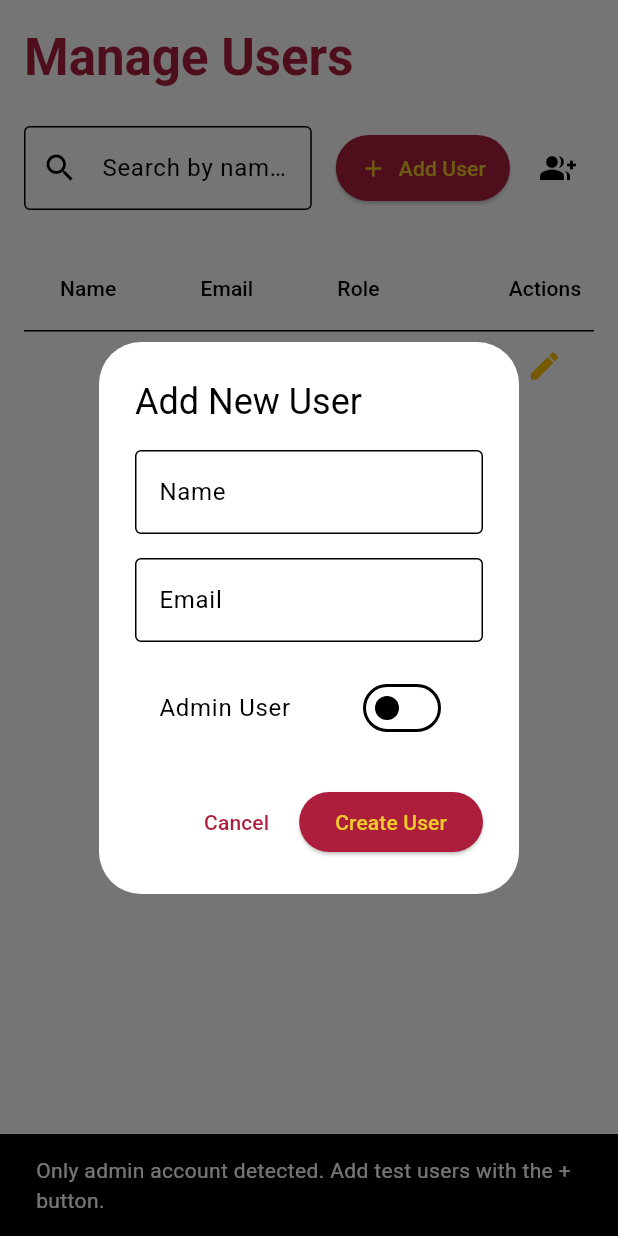
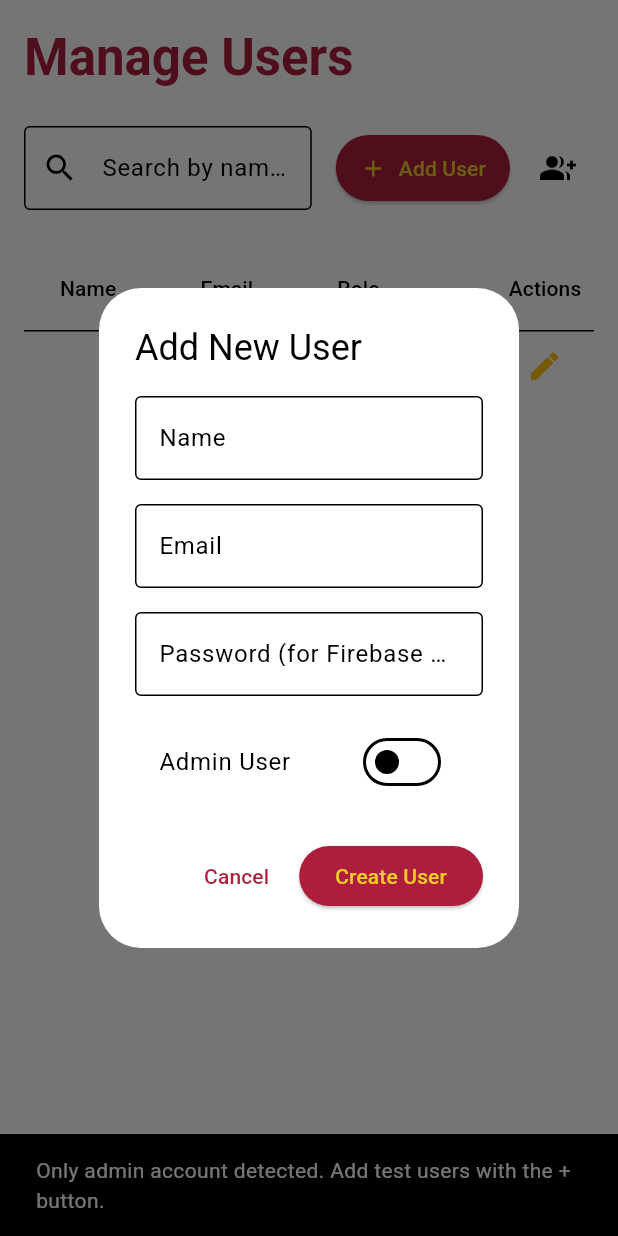
Before and after one commit to SarunasPersonal/Final_Project, a Flutter app: the UsersManagementScreen widget shown alone on an empty page, opened directly, after a tap on "Add User", on a phone screen of 412 x 824 dp. Run offline on Flutter 3.47's test engine with Material 3 defaults, Android fonts, the phone set to English and light mode, and no system bars; our stand-ins replace cloud_firestore, firebase_auth, firebase_core, fl_chart, shared_preferences; accounts and stored records are empty; network calls fail.

```diff
--- a/lib/admin/users_management_screen.dart
+++ b/lib/admin/users_management_screen.dart
@@ -10,6 +10,21 @@ class UsersManagementScreen extends StatefulWidget {
 
   @override
   State<UsersManagementScreen> createState() => _UsersManagementScreenState();
+}
+class UserData {
+  final String id;
+  final String name;
+  final String email;
+  final String role;
+  final bool isCurrentUser;
+
+  UserData({
+    required this.id,
+    required this.name,
+    required this.email,
+    required this.role,
+    required this.isCurrentUser,
+  });
 }
 
 class _UsersManagementScreenState extends State<UsersManagementScreen> {
@@ -47,21 +62,35 @@ class _UsersManagementScreenState extends State<UsersManagementScreen> {
     });
 
     try {
-      // Directly create a sample list with current user
+      // Get the current user
       final currentUser = _auth.currentUser;
       List<UserData> users = [];
 
       if (currentUser != null) {
-        // Add current user as admin
-        users.add(UserData(
-          id: currentUser.uid,
-          name: currentUser.displayName ?? 'Admin User',
-          email: currentUser.email ?? 'No Email',
-          role: 'Admin',
-          isCurrentUser: true,
-        ));
+        // Check if current user is in Firestore
+        DocumentSnapshot currentUserDoc = await _firestore
+            .collection('users')
+            .doc(currentUser.uid)
+            .get();
 
-        // Ensure admin status in Firestore
+        // Add current user as admin if not in Firestore yet
+        if (!currentUserDoc.exists) {
+          // Add user to users collection
+          await _firestore.collection('users').doc(currentUser.uid).set({
+            'name': currentUser.displayName ?? 'Admin User',
+            'email': currentUser.email ?? 'No Email',
+            'createdAt': FieldValue.serverTimestamp(),
+          });
+        }
+
+        // Get admin status
+        final adminDoc = await _firestore
+            .collection('admin_users')
+            .doc(currentUser.uid)
+            .get();
+
+        // Ensure admin status if not already set
+        if (!adminDoc.exists) {
           await _firestore.collection('admin_users').doc(currentUser.uid).set({
             'role': 'admin',
             'email': currentUser.email,
@@ -69,7 +98,19 @@ class _UsersManagementScreenState extends State<UsersManagementScreen> {
           });
         }
 
-      // Fetch any additional users from Firestore
+        // Add current user to the list
+        users.add(UserData(
+          id: currentUser.uid,
+          name: currentUserDoc.exists ?
+            (currentUserDoc.data() as Map<String, dynamic>)['name'] ?? 'Admin User' :
+            currentUser.displayName ?? 'Admin User',
+          email: currentUser.email ?? 'No Email',
+          role: 'Admin',
+          isCurrentUser: true,
+        ));
+      }
+
+      // Fetch all users from Firestore
       final QuerySnapshot userSnapshot = await _firestore.collection('users').get();
 
       // Get admin users
@@ -205,6 +246,15 @@ class _UsersManagementScreenState extends State<UsersManagementScreen> {
                     keyboardType: TextInputType.emailAddress,
                   ),
                   const SizedBox(height: 16),
+                  TextField(
+                    controller: _passwordController,
+                    decoration: const InputDecoration(
+                      labelText: 'Password (for Firebase Auth user)',
+                      border: OutlineInputBorder(),
+                    ),
+                    obscureText: true,
+                  ),
+                  const SizedBox(height: 16),
                   SwitchListTile(
                     title: const Text('Admin User'),
                     value: _isAdmin,
@@ -229,7 +279,7 @@ class _UsersManagementScreenState extends State<UsersManagementScreen> {
                 onPressed: () {
                   if (_validateForm()) {
                     Navigator.pop(context);
-                    _addUserToFirestore();
+                    _addUserToFirebase();
                   }
                 },
                 child: const Text(
@@ -255,17 +305,50 @@ class _UsersManagementScreenState extends State<UsersManagementScreen> {
       return false;
     }
 
+    if (_passwordController.text.isNotEmpty && _passwordController.text.length < 6) {
+      _showSnackBar('Password must be at least 6 characters (or leave blank for Firestore-only user)');
+      return false;
+    }
+
     return true;
   }
 
-  Future<void> _addUserToFirestore() async {
+  Future<void> _addUserToFirebase() async {
     setState(() {
       _isLoading = true;
     });
 
     try {
+      String userId;
+
+      // If password is provided, create a Firebase Auth user
+      if (_passwordController.text.isNotEmpty) {
+        try {
+          // Create user in Firebase Auth
+          UserCredential userCred = await _auth.createUserWithEmailAndPassword(
+            email: _emailController.text.trim(),
+            password: _passwordController.text,
+          );
+
+          userId = userCred.user!.uid;
+          logger.info('Created Firebase Auth user with ID: $userId');
+        } catch (authError) {
+          logger.warning('Error creating Firebase Auth user: $authError');
+          _showSnackBar('Error creating Firebase Auth user: $authError');
+          setState(() {
+            _isLoading = false;
+          });
+          return;
+        }
+      } else {
+        // For Firestore-only user, generate a document with auto ID
+        final docRef = _firestore.collection('users').doc();
+        userId = docRef.id;
+        logger.info('Using generated Firestore document ID: $userId');
+      }
+
       // Add user to Firestore
-      final docRef = await _firestore.collection('users').add({
+      await _firestore.collection('users').doc(userId).set({
         'name': _nameController.text.trim(),
         'email': _emailController.text.trim(),
         'createdAt': FieldValue.serverTimestamp(),
@@ -273,7 +356,7 @@ class _UsersManagementScreenState extends State<UsersManagementScreen> {
 
       // If admin, add to admin_users collection
       if (_isAdmin) {
-        await _firestore.collection('admin_users').doc(docRef.id).set({
+        await _firestore.collection('admin_users').doc(userId).set({
           'role': 'admin',
           'email': _emailController.text.trim(),
           'createdAt': FieldValue.serverTimestamp(),
@@ -420,7 +503,7 @@ class _UsersManagementScreenState extends State<UsersManagementScreen> {
           TextButton(
             onPressed: () {
               Navigator.pop(context);
-              _deleteUserFromFirestore(user.id);
+              _deleteUserFromFirebase(user.id, user.email);
             },
             child: const Text('Delete', style: TextStyle(color: Colors.red)),
           ),
@@ -429,12 +512,16 @@ class _UsersManagementScreenState extends State<UsersManagementScreen> {
     );
   }
 
-  Future<void> _deleteUserFromFirestore(String userId) async {
+  Future<void> _deleteUserFromFirebase(String userId, String email) async {
   setState(() {
     _isLoading = true;
   });
 
   try {
+    // Note about Firebase Auth users
+    logger.info('Attempting to delete user from Firestore: $userId');
+    _showSnackBar('Note: If this user has a Firebase Auth account, it would need to be deleted using the Firebase Admin SDK');
+
     // Check if admin and remove if needed
     final adminDoc = await _firestore.collection('admin_users').doc(userId).get();
     if (adminDoc.exists) {
@@ -444,7 +531,7 @@ class _UsersManagementScreenState extends State<UsersManagementScreen> {
     // Delete user from Firestore
     await _firestore.collection('users').doc(userId).delete();
 
-      _showSnackBar('User deleted successfully');
+    _showSnackBar('User deleted from Firestore successfully');
     await _loadUsers();
   } catch (e) {
     logger.warning('Error deleting user: $e');
@@ -641,20 +728,3 @@ class _UsersManagementScreenState extends State<UsersManagementScreen> {
     );
   }
 }
-
-// Simple data class for user information
-class UserData {
-  final String id;
-  final String name;
-  final String email;
-  final String role;
-  final bool isCurrentUser;
-
-  UserData({
-    required this.id,
-    required this.name,
-    required this.email,
-    required this.role,
-    required this.isCurrentUser,
-  });
-}
--- a/lib/register_screen.dart
+++ b/lib/register_screen.dart
@@ -1,3 +1,4 @@
+// lib/register_screen.dart
 import 'package:firebase_auth/firebase_auth.dart';
 import 'package:flutter/material.dart';
 import 'package:flutter_ucs_app/constants.dart';
@@ -17,6 +18,7 @@ class _RegisterScreenState extends State<RegisterScreen> {
   final emailController = TextEditingController();
   final passwordController = TextEditingController();
   final confirmPasswordController = TextEditingController();
+  final nameController = TextEditingController(); // Added for user's name
 
   // Loading and error state
   bool _isLoading = false;
@@ -28,6 +30,7 @@ class _RegisterScreenState extends State<RegisterScreen> {
     emailController.dispose();
     passwordController.dispose();
     confirmPasswordController.dispose();
+    nameController.dispose(); // Dispose name controller
     super.dispose();
   }
 
@@ -99,7 +102,7 @@ class _RegisterScreenState extends State<RegisterScreen> {
       if (!mounted) return;
 
       if (user != null) {
-        // Registration successful, navigate to home page
+        // Registration successful
         ScaffoldMessenger.of(context).showSnackBar(
           const SnackBar(
             content: Text('Account created successfully!'),
```
Also changed, not shown: lib/services/firebase_auth_service.dart (+36 -4 lines). Lines whose indentation alone changed are shown as unchanged.
